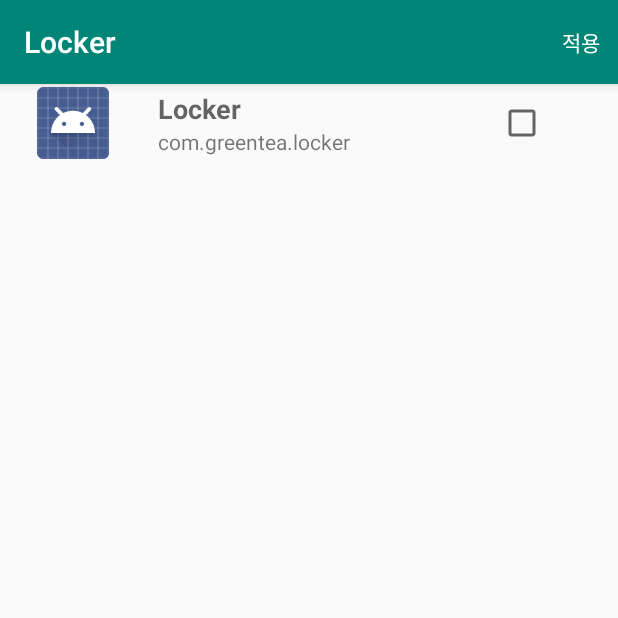
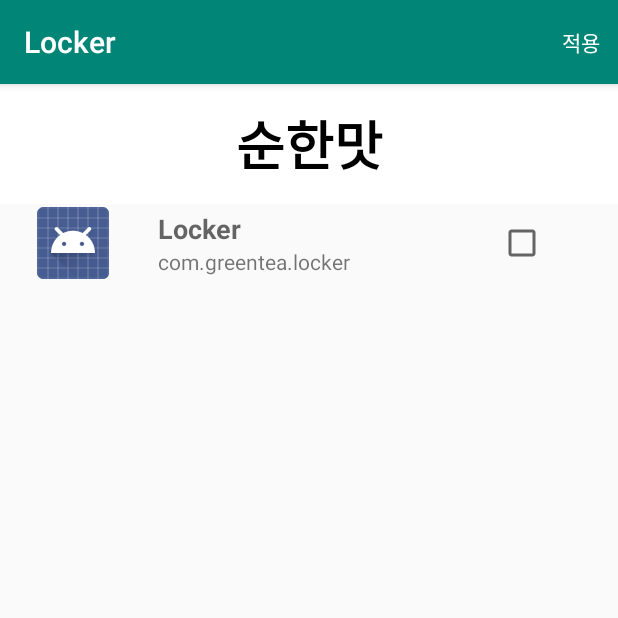
Before and after one commit to bsgreentea/GoalAssistant, an Android app: the AppInfoActivity screen opened directly, with no data from a screen before it, on a phone screen of 412 x 824 dp, the top half of it. Run offline under Robolectric (Android 15) with nearby library versions, the phone set to English and light mode, and no system bars; 7 statements that could not run were skipped.

Commit message:
매운맛 기능 추가
매운맛 설정시 지정된 위치에서 잠금 앱 접근 불가

순한맛 설정시 지정된 장소에서도 잠금 앱 접근 가능

```diff
--- a/Locker/app/src/main/java/com/greentea/locker/AppInfoActivity.java
+++ b/Locker/app/src/main/java/com/greentea/locker/AppInfoActivity.java
@@ -37,6 +37,8 @@ public class AppInfoActivity extends AppCompatActivity {
     private List<AppInfo> appInfoList;
 
     private PickedPlace pickedPlace;
+    private boolean versionFlag;
+    private TextView tasteView;
 
     @Override
     protected void onCreate(Bundle savedInstanceState) {
@@ -45,11 +47,13 @@ public class AppInfoActivity extends AppCompatActivity {
 
         hashSet = new HashSet<>();
 
+        tasteView = findViewById(R.id.taste_view);
         mLoadingContainer = findViewById(R.id.loading_container);
         mListView = (ListView) findViewById(R.id.listView1);
 
         Intent intent = getIntent();
         pickedPlace = (PickedPlace) intent.getSerializableExtra("pickedPlace");
+        versionFlag = pickedPlace.getVersion();
 
         Toast.makeText(this, pickedPlace.getPlaceName(), Toast.LENGTH_SHORT).show();
 
@@ -89,6 +93,39 @@ public class AppInfoActivity extends AppCompatActivity {
                 }
             }
         });
+
+        if(versionFlag){
+            tasteView.setText("매운맛");
+            tasteView.setBackgroundColor(0xFFC71585);
+            tasteView.setTextColor(0xFFFFFFFF);
+        }
+        else{
+            tasteView.setText("순한맛");
+            tasteView.setBackgroundColor(0xFFFFFFFF);
+            tasteView.setTextColor(0xFF000000);
+        }
+
+        tasteView.setOnClickListener(new View.OnClickListener() {
+            @Override
+            public void onClick(View v) {
+
+                if(versionFlag){
+                    tasteView.setText("순한맛");
+                    tasteView.setBackgroundColor(0xFFFFFFFF);
+                    tasteView.setTextColor(0xFF000000);
+                    Toast.makeText(getApplicationContext(), "순한맛으로 변경합니다.", Toast.LENGTH_SHORT).show();
+                    versionFlag = false;
+                }
+                else{
+                    tasteView.setText("매운맛");
+                    tasteView.setBackgroundColor(0xFFC71585);
+                    tasteView.setTextColor(0xFFFFFFFF);
+                    Toast.makeText(getApplicationContext(), "지정된 범위에 진입시 앱 사용이 불가합니다.", Toast.LENGTH_SHORT).show();
+                    versionFlag = true;
+                }
+            }
+        });
+
     }
 
     @Override
@@ -101,16 +138,14 @@ public class AppInfoActivity extends AppCompatActivity {
 
     @Override
     public boolean onCreateOptionsMenu(Menu menu) {
-
         getMenuInflater().inflate(R.menu.app_menu, menu);
-
         return true;
     }
 
     @Override
     public boolean onOptionsItemSelected(MenuItem item) {
         switch (item.getItemId()){
-            case R.id.action_btn1:
+            case R.id.apply_btn:
                 goBack();
                 return true;
             default:
@@ -123,7 +158,7 @@ public class AppInfoActivity extends AppCompatActivity {
         List<String> list = new ArrayList<>();
         list.addAll(hashSet);
 
-        // Locker 앱도 차단할 경우, com.greentea.locker 추가하기
+        // Locker 앱도 차단할 경우, com.greentea.locker
         String apps = "";
 
         for(int i = 0; i<list.size(); i++){
@@ -135,7 +170,17 @@ public class AppInfoActivity extends AppCompatActivity {
 
         intent.putExtra("origin", pickedPlace);
 
+        if(versionFlag){
+            if(!apps.equals("")){
+                apps += ",com.greentea.locker";
+            }
+            // if there's no app for blocking
+            // must not append my package name
+        }
+
+        pickedPlace.setVersion(versionFlag);
         pickedPlace.setCheckedList(apps);
+
         intent.putExtra("pickedPlace", pickedPlace);
 
         setResult(123, intent);
@@ -157,12 +202,7 @@ public class AppInfoActivity extends AppCompatActivity {
         new AppTask().execute();
     }
 
-    /**
-     * 로딩뷰 표시 설정
-     *
-     * @param isView
-     *            표시 유무
-     */
+    // 로딩 뷰
     private void setLoadingView(boolean isView) {
         if (isView) {
             // 화면 로딩뷰 표시
--- a/Locker/app/src/main/java/com/greentea/locker/AppInfoAdapter.java
+++ b/Locker/app/src/main/java/com/greentea/locker/AppInfoAdapter.java
@@ -32,8 +32,6 @@ public class AppInfoAdapter extends BaseAdapter {
     private List<ApplicationInfo> mAppList = null;
     private List<AppInfo> checkedApps;
     private ArrayList<AppInfo> mListData = new ArrayList<AppInfo>();
-
-    SharedPreferences sharedPreferences;
 
     String placeNames;
 
@@ -107,18 +105,15 @@ public class AppInfoAdapter extends BaseAdapter {
 
     // 어플리케이션 리스트 작성
     public void rebuild() {
-
-
         if (mAppList == null) {
-
             // 패키지 매니저 취득
             pm = mContext.getPackageManager();
-
             // 설치된 어플리케이션 취득
             mAppList = pm.getInstalledApplications(PackageManager.GET_UNINSTALLED_PACKAGES | PackageManager.GET_DISABLED_COMPONENTS);
         }
 
         AppInfo.AppFilter filter;
+
         switch (MENU_MODE) {
             case MENU_DOWNLOAD:
                 filter = AppInfo.THIRD_PARTY_FILTER;
--- a/Locker/app/src/main/java/com/greentea/locker/MainActivity.java
+++ b/Locker/app/src/main/java/com/greentea/locker/MainActivity.java
@@ -25,7 +25,6 @@ import android.widget.Button;
 import android.widget.EditText;
 import android.widget.Toast;
 
-import com.google.android.material.floatingactionbutton.FloatingActionButton;
 import com.greentea.locker.Adapter.RecyclerAdapter;
 import com.greentea.locker.PlaceDatabase.PickedPlace;
 import com.greentea.locker.ViewModel.PickedPlaceViewModel;
@@ -45,7 +44,6 @@ import java.io.IOException;
 import java.util.ArrayList;
 import java.util.List;
 
-//http://swlock.blogspot.com/2015/05/android_22.html
 public class MainActivity extends AppCompatActivity implements OnMapReadyCallback, NameDialog.NameDialogListener, RecyclerAdapter.OnListItemSelectedInterface {
 
     // NaverMap API 3.0
@@ -172,7 +170,6 @@ public class MainActivity extends AppCompatActivity implements OnMapReadyCallbac
             @Override
             public void onClick(View v) {
                 List<android.location.Address> list = null;
-
 
                 String str = et1.getText().toString();
                 try {
--- a/Locker/app/src/main/res/layout/activity_app_info.xml
+++ b/Locker/app/src/main/res/layout/activity_app_info.xml
@@ -6,6 +6,18 @@
     xmlns:app="http://schemas.android.com/apk/res-auto"
     android:orientation="vertical"
     tools:context=".AppInfoActivity">
+
+    <TextView
+        android:id="@+id/taste_view"
+        android:layout_width="match_parent"
+        android:scaleType="fitCenter"
+        android:textSize="35dp"
+        android:text="asdfasdf"
+        android:textStyle="bold"
+        android:gravity="center_vertical"
+        android:textAlignment="center"
+        android:layout_height="80dp"
+        android:padding="2dip"/>
 
     <ListView android:layout_height="wrap_content"
         android:layout_width="match_parent"
--- a/Locker/app/src/main/res/layout/list_item_layout.xml
+++ b/Locker/app/src/main/res/layout/list_item_layout.xml
@@ -4,6 +4,7 @@
     android:layout_height="wrap_content"
     android:gravity="center_vertical"
     android:padding="2dip">
+
     <ImageView
         android:layout_height="@android:dimen/app_icon_size"
         android:layout_width="@android:dimen/app_icon_size"
@@ -12,7 +13,6 @@
         android:layout_marginRight="10dp"
         android:id="@+id/app_icon"
         android:layout_weight="1"/>
-
 
     <LinearLayout
         android:orientation="vertical"
--- a/Locker/app/src/main/res/menu/app_menu.xml
+++ b/Locker/app/src/main/res/menu/app_menu.xml
@@ -2,9 +2,8 @@
 <menu xmlns:android="http://schemas.android.com/apk/res/android"
     xmlns:app="http://schemas.android.com/apk/res-auto">
 
-    <item android:id="@+id/action_btn1"
-    android:title="적용"
-    app:showAsAction="always"
-    />
+    <item android:id="@+id/apply_btn"
+        android:title="적용"
+        app:showAsAction="always"/>
 
 </menu>
```
Also changed, not shown: Locker/app/src/main/java/com/greentea/locker/Adapter/RecyclerAdapter.java (+7 -1 lines), Locker/app/src/main/java/com/greentea/locker/PlaceDatabase/PickedPlace.java (+12 -0 lines), 1 other file.
